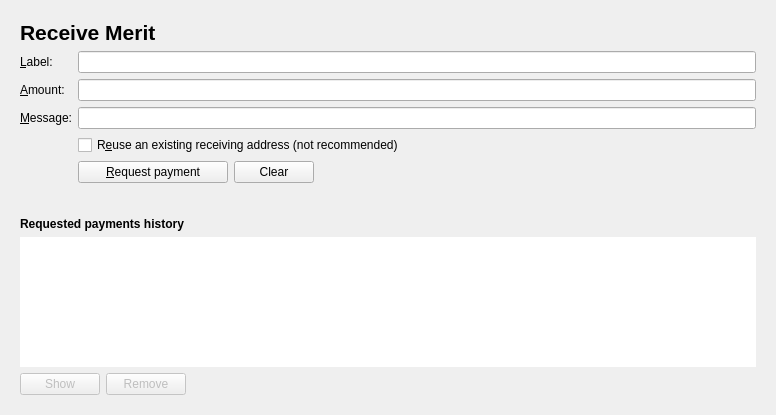
Old version of the form src/qt/forms/receivecoinsdialog.ui in the repository meritlabs/merit.
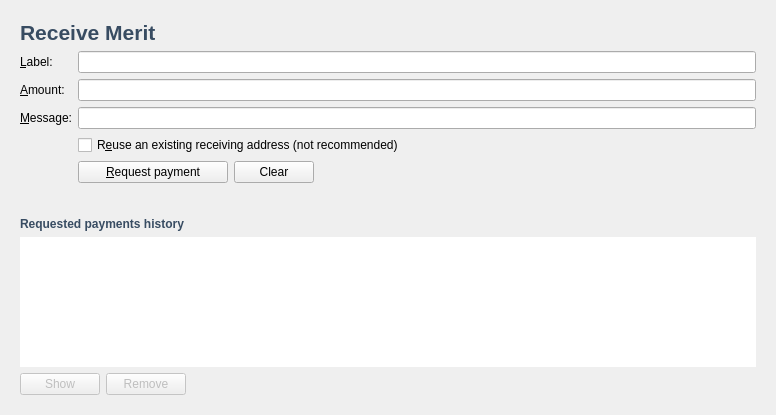
New version of the form. Icons and pictures are not drawn. Custom widgets are drawn as their Qt base class.

Diff of the .ui file:
```diff
--- a/src/qt/forms/receivecoinsdialog.ui
+++ b/src/qt/forms/receivecoinsdialog.ui
@@ -41,7 +41,7 @@
            </font>
           </property>
           <property name="text">
-           <string>Receive Merit</string>
+           <string>&lt;html&gt;&lt;head/&gt;&lt;body&gt;&lt;p&gt;&lt;span style=&quot; color:#384c62;&quot;&gt;Receive Merit&lt;/span&gt;&lt;/p&gt;&lt;/body&gt;&lt;/html&gt;</string>
           </property>
          </widget>
         </item>
@@ -241,7 +241,7 @@
          </font>
         </property>
         <property name="text">
-         <string>Requested payments history</string>
+         <string>&lt;html&gt;&lt;head/&gt;&lt;body&gt;&lt;p&gt;&lt;span style=&quot; color:#384c62;&quot;&gt;Requested payments history&lt;/span&gt;&lt;/p&gt;&lt;/body&gt;&lt;/html&gt;</string>
         </property>
        </widget>
       </item>
```
